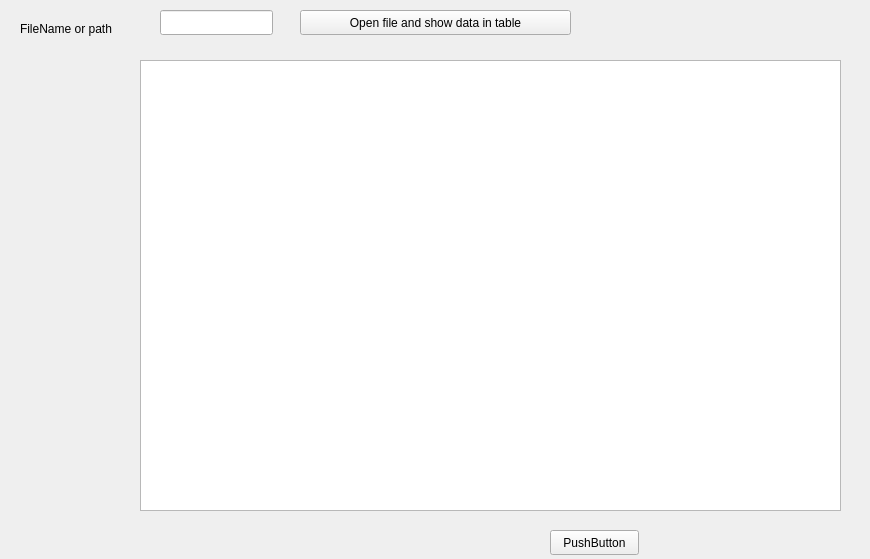
Before: the Qt Designer form TSP/widget.ui in TonyEastwood/TSP_Local_method_c_plus_plus, drawn with Qt 5.
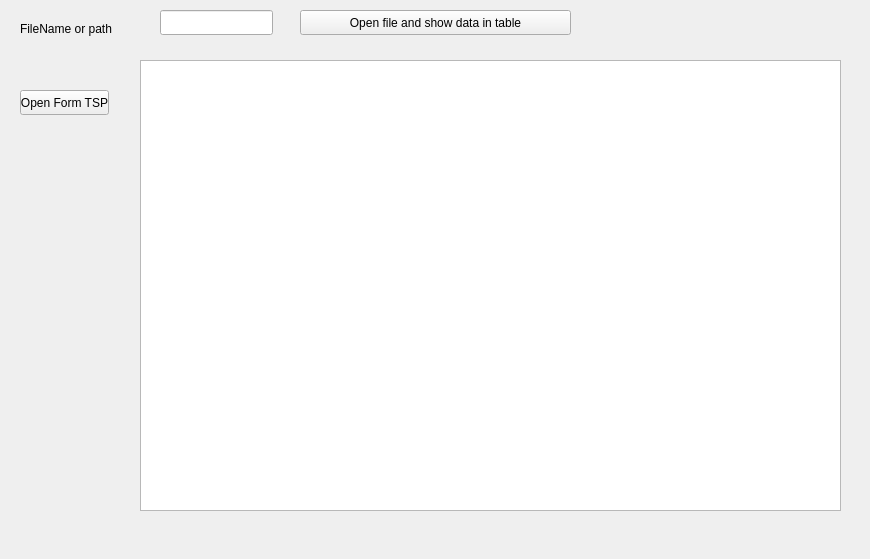
After: the same form once the commit is applied.

Commit message: add new form for find start path and local algorythm.

What changed in the file:
```diff
--- a/TSP/widget.ui
+++ b/TSP/widget.ui
@@ -42,14 +42,14 @@
   <widget class="QPushButton" name="pushButton_2">
    <property name="geometry">
     <rect>
-     <x>550</x>
-     <y>530</y>
+     <x>20</x>
+     <y>90</y>
      <width>89</width>
      <height>25</height>
     </rect>
    </property>
    <property name="text">
-    <string>PushButton</string>
+    <string>Open Form TSP</string>
    </property>
   </widget>
   <widget class="QTableView" name="tableView">
```
The commit also changes 16 other files.
